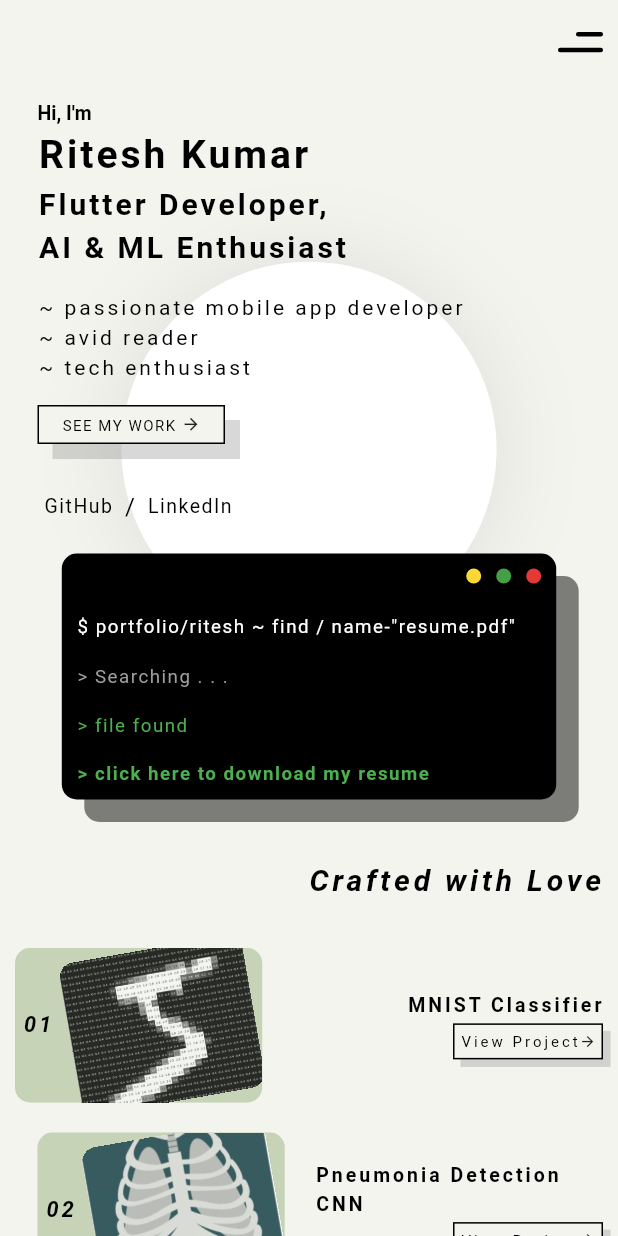
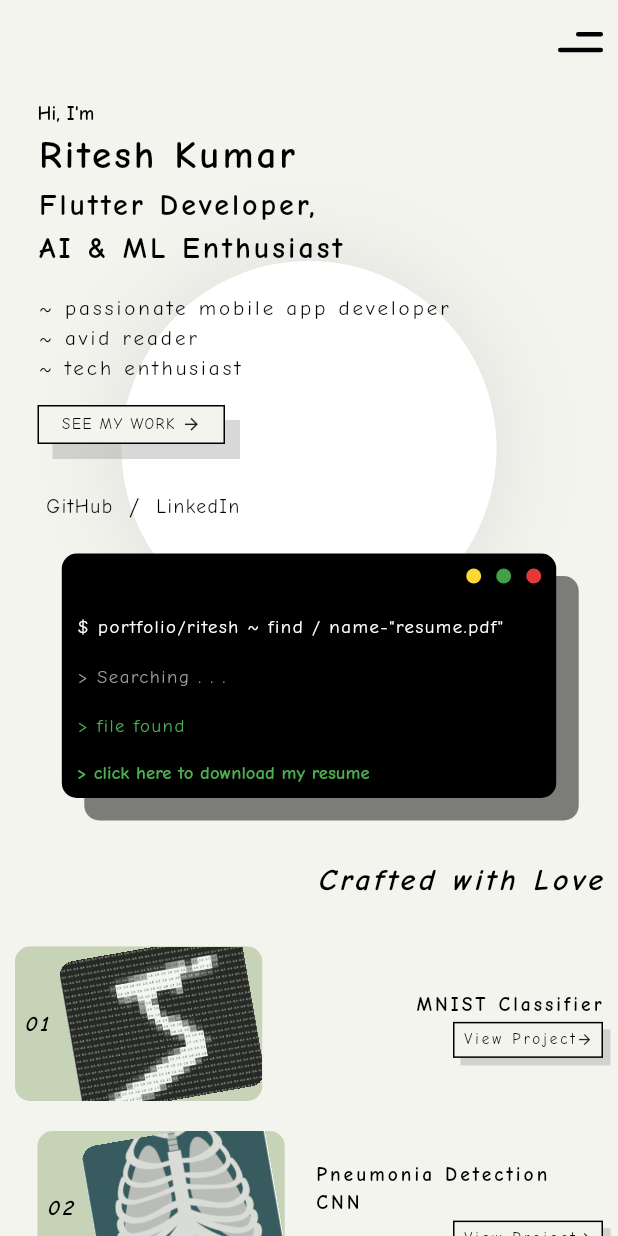
Before and after one commit to LazyShinigami/portfolio, a Flutter app: the screen it shows after launch, on a phone screen of 412 x 824 dp. Run offline on Flutter 3.47's test engine with Material 3 defaults, Android fonts, the phone set to English and light mode, and no system bars; drawn by our look-alikes of animated_text_kit; our stand-ins replace lottie, visibility_detector; missing offline and left inert: dart:html, emailjs.

Commit message:
fixed font issue

```diff
--- a/lib/commons.dart
+++ b/lib/commons.dart
@@ -1,45 +1,34 @@
 import 'package:animated_text_kit/animated_text_kit.dart';
 import 'package:flutter/material.dart';
-import 'package:google_fonts/google_fonts.dart';
-import 'package:portfolio/models/projectsModel.dart';
-import 'package:portfolio/screens/desktop/desktopProjectPage.dart';
 import 'package:url_launcher/url_launcher.dart';
 
 class Txt extends StatelessWidget {
-  String content;
-  Color? color;
-  double? size;
-  double? spacing, wordSpacing;
-  List<Shadow>? shadowList;
-  FontWeight? weight;
-  TextOverflow? overflow;
-  int? maxLines;
-  TextAlign? align;
-  FontStyle? fontStyle;
+  final String content;
+  final Color color;
+  final double size;
+  final double spacing;
+  final double wordSpacing;
+  final List<Shadow> shadowList;
+  final FontWeight weight;
+  final TextOverflow overflow;
+  final int? maxLines;
+  final TextAlign? align;
+  final FontStyle? fontStyle;
 
-  Txt(this.content,
-      {super.key,
-      this.color,
-      this.size,
-      this.spacing,
-      this.wordSpacing,
-      this.shadowList,
-      this.weight,
-      this.overflow,
-      this.maxLines,
-      this.align,
-      this.fontStyle}) {
-    color ??= Colors.black;
-    size ??= 16;
-    spacing ??= 0;
-    wordSpacing ??= 0;
-    shadowList ??= [];
-    weight ??= FontWeight.normal;
-    overflow ??= TextOverflow.clip;
-    maxLines ??= null;
-    align ??= null;
-    fontStyle ??= null;
-  }
+  const Txt(
+    this.content, {
+    super.key,
+    this.color = Colors.black,
+    this.size = 16,
+    this.spacing = 0,
+    this.wordSpacing = 0,
+    this.shadowList = const [],
+    this.weight = FontWeight.normal,
+    this.overflow = TextOverflow.clip,
+    this.maxLines,
+    this.align,
+    this.fontStyle,
+  });
 
   @override
   Widget build(BuildContext context) {
@@ -47,8 +36,9 @@ class Txt extends StatelessWidget {
       content,
       textAlign: align,
       maxLines: maxLines,
-      style: GoogleFonts.comicNeue(
-        textStyle: TextStyle(overflow: overflow),
+      overflow: overflow,
+      style: TextStyle(
+        fontFamily: 'ComicNeue',
         color: color,
         fontSize: size,
         fontStyle: fontStyle,
@@ -123,43 +113,34 @@ class MyTextField extends StatelessWidget {
 }
 
 class CustomAnimatedText extends StatelessWidget {
-  String content;
-  Color? color;
-  double? size;
-  double? spacing, wordSpacing;
-  List<Shadow>? shadowList;
-  FontWeight? weight;
-  TextOverflow? overflow;
-  int? maxLines;
-  TextAlign? align;
-  FontStyle? fontStyle;
-  int? speed;
+  final String content;
+  final Color color;
+  final double size;
+  final double spacing;
+  final double wordSpacing;
+  final List<Shadow> shadowList;
+  final FontWeight weight;
+  final TextOverflow overflow;
+  final int? maxLines;
+  final TextAlign align;
+  final FontStyle? fontStyle;
+  final int speed;
 
-  CustomAnimatedText(this.content,
-      {super.key,
-      this.color,
-      this.size,
-      this.spacing,
-      this.wordSpacing,
-      this.shadowList,
-      this.weight,
-      this.overflow,
-      this.maxLines,
-      this.align,
-      this.fontStyle,
-      this.speed}) {
-    color ??= Colors.black;
-    size ??= 16;
-    spacing ??= 0;
-    wordSpacing ??= 0;
-    shadowList ??= [];
-    weight ??= FontWeight.normal;
-    overflow ??= TextOverflow.clip;
-    maxLines ??= null;
-    align ??= TextAlign.left;
-    fontStyle ??= null;
-    speed ??= 100;
-  }
+  const CustomAnimatedText(
+    this.content, {
+    super.key,
+    this.color = Colors.black,
+    this.size = 16,
+    this.spacing = 0,
+    this.wordSpacing = 0,
+    this.shadowList = const [],
+    this.weight = FontWeight.normal,
+    this.overflow = TextOverflow.clip,
+    this.maxLines,
+    this.align = TextAlign.left,
+    this.fontStyle,
+    this.speed = 100,
+  });
 
   @override
   Widget build(BuildContext context) {
@@ -168,10 +149,10 @@ class CustomAnimatedText extends StatelessWidget {
       animatedTexts: [
         TyperAnimatedText(
           content,
-          textAlign: align!,
-          speed: Duration(milliseconds: speed!),
-          textStyle: GoogleFonts.comicNeue(
-            textStyle: TextStyle(overflow: overflow),
+          textAlign: align,
+          speed: Duration(milliseconds: speed),
+          textStyle: TextStyle(
+            fontFamily: 'ComicNeue', // ✅ local font
             color: color,
             fontSize: size,
             fontStyle: fontStyle,
--- a/lib/main.dart
+++ b/lib/main.dart
@@ -1,13 +1,7 @@
-import 'package:firebase_core/firebase_core.dart';
 import 'package:flutter/material.dart';
-import 'package:portfolio/firebase_options.dart';
 import 'package:portfolio/screens/homepage.dart';
 
 void main() async {
-  WidgetsFlutterBinding.ensureInitialized();
-  await Firebase.initializeApp(
-    options: DefaultFirebaseOptions.currentPlatform,
-  );
   runApp(const MainApp());
 }
 
--- a/lib/responsive.dart
+++ b/lib/responsive.dart
@@ -20,6 +20,7 @@ class Responsive extends StatelessWidget {
 
   @override
   Widget build(BuildContext context) {
+    print(MediaQuery.of(context).size.width);
     if (isDesktop(context)) {
       return desktop;
     } else if (isMobile(context)) {
--- a/lib/screens/mobile/mobileHomepage.dart
+++ b/lib/screens/mobile/mobileHomepage.dart
@@ -1,6 +1,4 @@
-import 'package:firebase_storage/firebase_storage.dart';
 import 'package:flutter/material.dart';
-import 'package:google_fonts/google_fonts.dart';
 import 'package:portfolio/backend/emailService.dart';
 import 'package:portfolio/commons.dart';
 import 'package:portfolio/backend/projectsManager.dart';
@@ -81,25 +79,26 @@ class _MobileHomepageState extends State<MobileHomepage> {
                         mainAxisAlignment: MainAxisAlignment.center,
                         children: [
                           // name
-                          Txt(
+
+                          const Txt(
                             'Hi, I\'m',
                             weight: FontWeight.bold,
                             size: 13,
                           ),
-                          CustomAnimatedText(
+                          const CustomAnimatedText(
                             'Ritesh Kumar',
                             size: 26,
                             spacing: 2,
                             weight: FontWeight.bold,
                           ),
                           // about
-                          CustomAnimatedText(
+                          const CustomAnimatedText(
                             'Flutter Developer,',
                             size: 20,
                             spacing: 2,
                             weight: FontWeight.bold,
                           ),
-                          CustomAnimatedText(
+                          const CustomAnimatedText(
                             'AI & ML Enthusiast',
                             size: 20,
                             spacing: 2,
@@ -107,17 +106,17 @@ class _MobileHomepageState extends State<MobileHomepage> {
                           ),
                           // interests
                           const SizedBox(height: 15),
-                          Txt(
+                          const Txt(
                             '~ passionate mobile app developer',
                             spacing: 2,
                             size: 14,
                           ),
-                          Txt(
+                          const Txt(
                             '~ avid reader',
                             spacing: 2,
                             size: 14,
                           ),
-                          Txt(
+                          const Txt(
                             '~ tech enthusiast',
                             spacing: 2,
                             size: 14,
@@ -138,11 +137,11 @@ class _MobileHomepageState extends State<MobileHomepage> {
                                       Border.all(width: 1, color: Colors.black),
                                   color: const Color(0xFFf3f4ee),
                                 ),
-                                child: Row(
+                                child: const Row(
                                   mainAxisAlignment: MainAxisAlignment.center,
                                   children: [
                                     Txt('SEE MY WORK ', size: 10, spacing: 1),
-                                    const Icon(
+                                    Icon(
                                       Icons.arrow_forward,
                                       size: 13,
                                     ),
@@ -160,15 +159,17 @@ class _MobileHomepageState extends State<MobileHomepage> {
                                   RouterClass().launchURL(
                                       'https://github.com/LazyShinigami');
                                 },
-                                child: Txt(' GitHub ', spacing: 1, size: 13),
+                                child:
+                                    const Txt(' GitHub ', spacing: 1, size: 13),
                               ),
-                              Txt(' / '),
+                              const Txt(' / '),
                               InkWell(
                                 onTap: () {
                                   RouterClass().launchURL(
                                       'https://www.linkedin.com/in/ritesh-kumar-482824239/');
                                 },
-                                child: Txt(' LinkedIn ', spacing: 1, size: 13),
+                                child: const Txt(' LinkedIn ',
+                                    spacing: 1, size: 13),
                               ),
                             ],
                           ),
@@ -181,31 +182,25 @@ class _MobileHomepageState extends State<MobileHomepage> {
                         child: Column(
                           crossAxisAlignment: CrossAxisAlignment.start,
                           children: [
-                            Text(
+                            const Txt(
                               '\$ portfolio/ritesh ~ find / name-"resume.pdf"',
-                              style: GoogleFonts.comicNeue(
-                                color: Colors.white,
-                                fontSize: 12.5,
-                                letterSpacing: 1,
-                              ),
+                              color: Colors.white,
+                              size: 12.5,
+                              spacing: 1,
                             ),
                             const SizedBox(height: 15),
-                            Text(
+                            const Txt(
                               '> Searching . . .',
-                              style: GoogleFonts.comicNeue(
-                                color: Colors.grey,
-                                fontSize: 12.5,
-                                letterSpacing: 1,
-                              ),
+                              color: Colors.grey,
+                              size: 12.5,
+                              spacing: 1,
                             ),
                             const SizedBox(height: 15),
-                            Text(
+                            const Txt(
                               '> file found',
-                              style: GoogleFonts.comicNeue(
-                                color: Colors.green,
-                                fontSize: 12.5,
-                                letterSpacing: 1,
-                              ),
+                              color: Colors.green,
+                              size: 12.5,
+                              spacing: 1,
                             ),
                             const SizedBox(height: 15),
                             AnimatedDefaultTextStyle(
@@ -217,10 +212,10 @@ class _MobileHomepageState extends State<MobileHomepage> {
                               child: InkWell(
                                 onTap: () async {
                                   // getting the  download url for the resume
-                                  String url = await FirebaseStorage.instance
-                                      .ref('Ritesh Kumar - Resume.pdf')
-                                      .getDownloadURL();
-                                  RouterClass().launchURL(url);
+                                  // String url = await FirebaseStorage.instance
+                                  //     .ref('Ritesh Kumar - Resume.pdf')
+                                  //     .getDownloadURL();
+                                  // RouterClass().launchURL(url);
                                 },
                                 child: MouseRegion(
                                   onEnter: (event) => setState(() {
@@ -229,13 +224,11 @@ class _MobileHomepageState extends State<MobileHomepage> {
                                   onExit: (event) => setState(() {
                                     _isDownloadButtonHovered = false;
                                   }),
-                                  child: Text(
+                                  child: const Txt(
                                     '> click here to download my resume',
-                                    style: GoogleFonts.comicNeue(
-                                      color: Colors.green,
-                                      fontSize: 12.5,
-                                      fontWeight: FontWeight.bold,
-                                    ),
+                                    color: Colors.green,
+                                    size: 12.5,
+                                    weight: FontWeight.bold,
                                   ),
                                 ),
                               ),
@@ -257,7 +250,7 @@ class _MobileHomepageState extends State<MobileHomepage> {
               child: Column(
                 children: [
                   const SizedBox(height: 20),
-                  Row(
+                  const Row(
                     mainAxisAlignment: MainAxisAlignment.end,
                     children: [
                       Txt(
@@ -278,11 +271,11 @@ class _MobileHomepageState extends State<MobileHomepage> {
                       RouterClass().launchURL(
                           'https://github.com/LazyShinigami?tab=repositories');
                     },
-                    child: Txt(
+                    child: const Txt(
                       '  Click here to view all my projects on GitHub >  ',
                       spacing: 1,
                       wordSpacing: 2,
-                      size: 8,
+                      size: 10,
                       fontStyle: FontStyle.italic,
                     ),
                   ),
@@ -312,7 +305,7 @@ class _MobileHomepageState extends State<MobileHomepage> {
                   Column(
                     crossAxisAlignment: CrossAxisAlignment.start,
                     children: [
-                      Txt(
+                      const Txt(
                         'Skills in My Backpack',
                         size: 20,
                         spacing: 2.5,
@@ -353,7 +346,7 @@ class _MobileHomepageState extends State<MobileHomepage> {
             //   child: Row(
             //     mainAxisAlignment: MainAxisAlignment.end,
             //     children: [
-            //       Txt(
+            //       const Txt(
             //         'Tools I Use to Do Magic',
             //         size: 55,
             //         spacing: 3,
@@ -417,7 +410,7 @@ class _EmailSectionState extends State<EmailSection> {
             padding: const EdgeInsets.symmetric(vertical: 50, horizontal: 25),
             child: Column(
               children: [
-                Row(
+                const Row(
                   mainAxisAlignment: MainAxisAlignment.start,
                   children: [
                     Expanded(
@@ -522,7 +515,7 @@ class _EmailSectionState extends State<EmailSection> {
                             ],
                             color: const Color(0xFFf3f4ee),
                           ),
-                          child: Row(
+                          child: const Row(
                             mainAxisAlignment: MainAxisAlignment.center,
                             children: [
                               Txt(
@@ -531,7 +524,7 @@ class _EmailSectionState extends State<EmailSection> {
                                 weight: FontWeight.bold,
                                 size: 14,
                               ),
-                              const Icon(
+                              Icon(
                                 Icons.send_rounded,
                                 color: Colors.black,
                                 size: 14,
@@ -555,7 +548,7 @@ class _EmailSectionState extends State<EmailSection> {
                 onTap: () {
                   RouterClass().launchURL('https://ye-lwin-oo.vercel.app/');
                 },
-                child: Txt(
+                child: const Txt(
                   ' The design for this website was inspired by Ye Lwin Wo\'s portfolio website',
                   color: const Color(0x709E9E9E),
                   size: 9,
@@ -669,16 +662,6 @@ class ProjectTileWidget extends StatelessWidget {
                   weight: FontWeight.bold,
                 ),
 
-                // // desc
-                // Txt(
-                //   projectSet[index].desc,
-                //   maxLines: 2,
-                //   spacing: 1,
-                //   overflow: TextOverflow.ellipsis,
-                //   size: 15.78,
-                //   align: TextAlign.right,
-                // ),
-
                 // view project button
                 const SizedBox(height: 2.5),
                 ShadowButton(
@@ -703,7 +686,7 @@ class ProjectTileWidget extends StatelessWidget {
                       child: Row(
                         mainAxisAlignment: MainAxisAlignment.center,
                         children: [
-                          Txt('View Project', size: 10, spacing: 2),
+                          const Txt('View Project', size: 10, spacing: 2),
                           Icon(Icons.arrow_forward,
                               size: (w * 0.02 + 3 > 14) ? 14 : w * 0.02 + 3),
                         ],
--- a/lib/screens/mobile/mobileProjectPage.dart
+++ b/lib/screens/mobile/mobileProjectPage.dart
@@ -1,5 +1,4 @@
 import 'package:flutter/material.dart';
-import 'package:google_fonts/google_fonts.dart';
 import 'package:lottie/lottie.dart';
 import 'package:portfolio/commons.dart';
 import 'package:portfolio/models/projectsModel.dart';
@@ -226,9 +225,9 @@ class _MobileProjectPageState extends State<MobileProjectPage> {
                               overflow: TextOverflow.ellipsis,
                             ),
                             duration: const Duration(milliseconds: 200),
-                            child: Text(
+                            child: Txt(
                               '- ${widget.project.githubLink}',
-                              style: GoogleFonts.comicNeue(fontSize: 14),
+                              size: 14,
                             ),
                           ),
                         ),
--- a/lib/screens/tablet/tabletProjectPage.dart
+++ b/lib/screens/tablet/tabletProjectPage.dart
@@ -1,5 +1,4 @@
 import 'package:flutter/material.dart';
-import 'package:google_fonts/google_fonts.dart';
 import 'package:lottie/lottie.dart';
 import 'package:portfolio/commons.dart';
 import 'package:portfolio/models/projectsModel.dart';
@@ -242,10 +241,9 @@ class _TabletProjectPageState extends State<TabletProjectPage> {
                                       overflow: TextOverflow.ellipsis,
                                     ),
                                     duration: const Duration(milliseconds: 200),
-                                    child: Text(
+                                    child: Txt(
                                       '- ${widget.project.githubLink}',
-                                      style:
-                                          GoogleFonts.comicNeue(fontSize: 16),
+                                      size: 16,
                                       overflow: TextOverflow.ellipsis,
                                     ),
                                   ),
```
Also changed, not shown: lib/screens/desktop/desktopHomepage.dart (+16 -19 lines), lib/screens/desktop/desktopProjectPage.dart (+2 -5 lines), lib/screens/tablet/tabletHomepage.dart (+20 -30 lines), lib/widgets/endDrawer.dart (+5 -5 lines), pubspec.yaml (+6 -4 lines), assets/fonts/ComicNeue-Bold.ttf (added), assets/fonts/ComicNeue-Regular.ttf (added), lib/firebase_options.dart (deleted), pubspec.lock, 3 other files.
